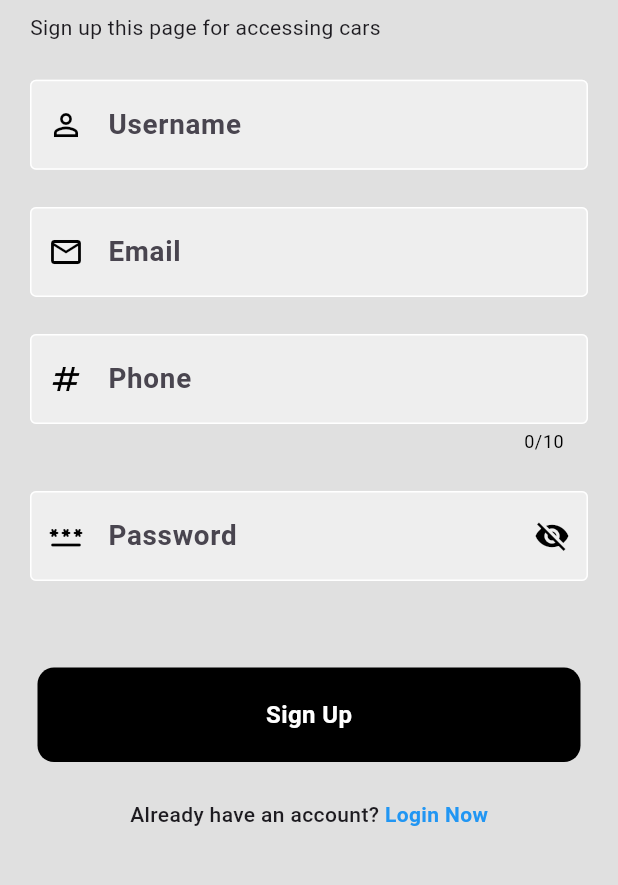
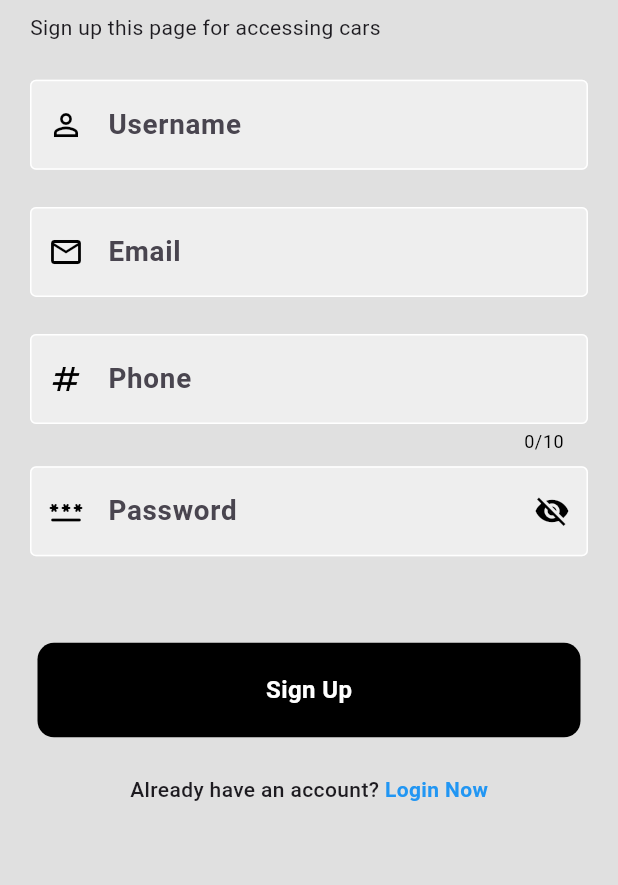
Before and after one commit to safvansafvan/Nexon_ev_booking_app, a Flutter app: the screen it shows after launch, after a tap on "Login", after a tap on "Register Now", on a phone screen of 412 x 824 dp, the part 120-1005 px from its top. Run offline on Flutter 3.47's test engine with Material 2 defaults, Android fonts, the light colour scheme and no system bars; our stand-ins replace animated_custom_dropdown, awesome_dialog, email_validator, flutter_map, fluttertoast, geocoding and 12 more; missing offline and left inert: razorpay_flutter, sticky_grouped_list, syncfusion_flutter_pdfviewer; network calls fail; Roboto replaces fonts that are missing (Philosopher); project files that could hold a hidden picture were left out.

Commit message:
application issue solved and complete updated

```diff
--- a/lib/apiservice/auth/continue_google_service.dart
+++ b/lib/apiservice/auth/continue_google_service.dart
@@ -8,7 +8,8 @@ import 'package:flutter/material.dart';
 import 'package:http/http.dart' as http;
 import 'package:shared_preferences/shared_preferences.dart';
 
-Future getGoogleLoginStatus(context, email, username) async {
+class GoogleSignInService {
+  static Future getGoogleLoginStatus(context, email, username) async {
     final String url = Urls.baseUrl + Urls.continueWithGoogle;
     Map<String, dynamic> bodyData = {
       "email": email,
@@ -47,7 +48,7 @@ Future getGoogleLoginStatus(context, email, username) async {
     }
   }
 
-Future<void> setLoginStatus(
+  static Future<void> setLoginStatus(
       {required String accessToken,
       required String userName,
       required String id,
@@ -58,3 +59,4 @@ Future<void> setLoginStatus(
     await status.setString("USER_NAME", userName);
     await status.setString("USER_EMAIL", userEmail);
   }
+}
--- a/lib/apiservice/auth/otp_service.dart
+++ b/lib/apiservice/auth/otp_service.dart
@@ -3,7 +3,7 @@ import 'package:bookingapp/controller/core/constant.dart';
 import 'package:bookingapp/controller/core/strings.dart';
 import 'package:bookingapp/controller/providers/authentication/otpverify_signup.dart';
 import 'package:bookingapp/model/authentication/otp.dart';
-import 'package:bookingapp/presentation/screens/authentication/otp_verify.dart';
+import 'package:bookingapp/presentation/screens/authentication/register/otp_verify.dart';
 import 'package:bookingapp/presentation/widgets/snack_bar.dart';
 import 'package:flutter/material.dart';
 import 'package:http/http.dart' as http;
--- a/lib/controller/providers/authentication/continue_with_google.dart
+++ b/lib/controller/providers/authentication/continue_with_google.dart
@@ -12,19 +12,17 @@ class ContinueWithGoogleProvider extends ChangeNotifier {
     signInOption: SignInOption.standard,
   );
   continueWithGoogleButtonClick(context) async {
-    isLoading = true;
     log("calledGoogle");
     final GoogleSignInAccount? googleUser = await googleSignIn.signIn();
     if (googleUser != null) {
       final String email = googleUser.email;
       final String username = googleUser.displayName ?? "Unknown Name";
-      await getGoogleLoginStatus(context, email, username);
-      isLoading = false;
+      await GoogleSignInService.getGoogleLoginStatus(context, email, username);
       notifyListeners();
     }
   }
 
-  logout() async {
+  Future logout() async {
     await googleSignIn.signOut();
   }
 }
--- a/lib/presentation/screens/authentication/login.dart
+++ b/lib/presentation/screens/authentication/login.dart
@@ -1,8 +1,7 @@
 import 'package:bookingapp/controller/core/constant.dart';
-import 'package:bookingapp/controller/providers/authentication/continue_with_google.dart';
 import 'package:bookingapp/controller/providers/authentication/login.dart';
 import 'package:bookingapp/presentation/screens/authentication/forgot_password/forgot_password.dart';
-import 'package:bookingapp/presentation/screens/authentication/register.dart';
+import 'package:bookingapp/presentation/screens/authentication/register/register.dart';
 import 'package:bookingapp/presentation/screens/authentication/widget/square_field_widget.dart';
 import 'package:bookingapp/presentation/screens/authentication/widget/text_form_field.dart';
 import 'package:flutter/material.dart';
@@ -17,17 +16,12 @@ class LoginPage extends StatelessWidget {
 
   @override
   Widget build(BuildContext context) {
-    final loginGoogleProvi =
-        Provider.of<ContinueWithGoogleProvider>(context, listen: false);
-
     var screenHeight = MediaQuery.of(context).size;
     return Scaffold(
       backgroundColor: loginBackground,
       body: SafeArea(
         child: Consumer<LoginProvider>(builder: (context, value, _) {
-          return value.isLoading || loginGoogleProvi.isLoading
-              ? Center(child: Lottie.asset('assets/ui-loader.json'))
-              : Form(
+          return Form(
             key: formKey1,
             child: SingleChildScrollView(
               child: Column(
@@ -69,20 +63,17 @@ class LoginPage extends StatelessWidget {
                         onTap: () {
                           Navigator.of(context).push(
                             MaterialPageRoute(
-                                    builder: (context) =>
-                                        ForgotPasswordWidget(),
+                              builder: (context) => ForgotPasswordWidget(),
                             ),
                           );
                         },
                         child: Padding(
-                                padding:
-                                    const EdgeInsets.symmetric(horizontal: 20),
+                          padding: const EdgeInsets.symmetric(horizontal: 20),
                           child: Text(
                             "Forgot Password?",
                             style: textStyleFuc(
                                 weight: FontWeight.w500,
-                                      color: const Color.fromARGB(
-                                          255, 66, 140, 200),
+                                color: const Color.fromARGB(255, 66, 140, 200),
                                 size: 15),
                           ),
                         ),
@@ -96,12 +87,14 @@ class LoginPage extends StatelessWidget {
                         },
                         child: Container(
                           padding: const EdgeInsets.all(20),
-                                margin:
-                                    const EdgeInsets.symmetric(horizontal: 25),
+                          margin: const EdgeInsets.symmetric(horizontal: 25),
                           decoration: BoxDecoration(
                               color: kBlack, borderRadius: radiusTen),
                           child: Center(
-                                  child: Text(
+                            child: value.isLoading
+                                ? Lottie.asset('assets/ui-loader.json',
+                                    height: 50)
+                                : Text(
                                     'Login',
                                     style: textStyleFuc(
                                         weight: FontWeight.bold,
@@ -113,8 +106,7 @@ class LoginPage extends StatelessWidget {
                       ),
                       CustomHeight.commonHeightz(context),
                       Padding(
-                              padding:
-                                  const EdgeInsets.symmetric(horizontal: 25),
+                        padding: const EdgeInsets.symmetric(horizontal: 25),
                         child: Row(
                           children: [
                             Expanded(
@@ -124,8 +116,7 @@ class LoginPage extends StatelessWidget {
                               ),
                             ),
                             const Padding(
-                                    padding:
-                                        EdgeInsets.symmetric(horizontal: 10),
+                              padding: EdgeInsets.symmetric(horizontal: 10),
                               child: Text('Or Continue With'),
                             ),
                             Expanded(
--- a/lib/presentation/screens/authentication/register.dart
+++ /dev/null
@@ -1,160 +0,0 @@
-import 'package:bookingapp/controller/core/constant.dart';
-import 'package:bookingapp/controller/providers/authentication/otp_provider.dart';
-import 'package:bookingapp/controller/providers/authentication/otpverify_signup.dart';
-import 'package:bookingapp/presentation/screens/authentication/login.dart';
-import 'package:bookingapp/presentation/screens/authentication/widget/text_form_field.dart';
-import 'package:flutter/material.dart';
-import 'package:lottie/lottie.dart';
-import 'package:provider/provider.dart';
-
-class RegisterScreen extends StatelessWidget {
-  const RegisterScreen({super.key});
-
-  @override
-  Widget build(BuildContext context) {
-    final signUpProvider =
-        Provider.of<OtpVerificationAndSignupProvider>(context, listen: false);
-    var screenHeight = MediaQuery.of(context).size;
-
-    return Scaffold(
-      backgroundColor: loginBackground,
-      body: SafeArea(
-        child: Consumer<OtpProvider>(builder: (context, value, _) {
-          return value.isLoading
-              ? Center(
-                  child: Lottie.asset("assets/ui-loader.json"),
-                )
-              : Form(
-                  key: signUpProvider.formKey2,
-                  child: SingleChildScrollView(
-                    child: Column(
-                      crossAxisAlignment: CrossAxisAlignment.start,
-                      children: [
-                        CustomHeight.heightTen(context),
-                        Container(
-                          margin: const EdgeInsets.symmetric(horizontal: 20),
-                          child: Column(
-                            children: [
-                              Text(
-                                "Welcome To Ev Car\nBooking App",
-                                style: textStyleFuc(
-                                    weight: FontWeight.w900,
-                                    color: kBlack,
-                                    size: 25),
-                              ),
-                              CustomHeight.heightTen(context),
-                              const Text(
-                                  "Sign up this page for accessing cars"),
-                            ],
-                          ),
-                        ),
-                        CustomHeight.commonHeightz(context),
-                        TextFormLogin(
-                          controller: signUpProvider.usernameController,
-                          hintText: "Username",
-                          keyType: TextInputType.name,
-                          isUser: true,
-                          size: screenHeight,
-                          prefixIcon: const Icon(
-                            Icons.person_outline,
-                          ),
-                        ),
-                        CustomHeight.commonHeightz(context),
-                        TextFormLogin(
-                          controller: signUpProvider.emailController,
-                          hintText: "Email",
-                          keyType: TextInputType.emailAddress,
-                          isEmail: true,
-                          size: screenHeight,
-                          prefixIcon: const Icon(
-                            Icons.email_outlined,
-                          ),
-                        ),
-                        CustomHeight.commonHeightz(context),
-                        TextFormLogin(
-                          controller: signUpProvider.phoneController,
-                          hintText: "Phone",
-                          keyType: TextInputType.number,
-                          isPhone: true,
-                          maxlength: 10,
-                          size: screenHeight,
-                          prefixIcon: const Icon(
-                            Icons.numbers_outlined,
-                          ),
-                        ),
-                        CustomHeight.commonHeightz(context),
-                        TextFormLogin(
-                          controller: signUpProvider.passwordController,
-                          hintText: "Password",
-                          keyType: TextInputType.name,
-                          isPassword: true,
-                          isObs: true,
-                          size: screenHeight,
-                          prefixIcon: const Icon(
-                            Icons.password_rounded,
-                          ),
-                        ),
-                        SizedBox(
-                          height: screenHeight.height * 0.07,
-                        ),
-                        InkWell(
-                          onTap: () async {
-                            if (signUpProvider.formKey2.currentState!
-                                .validate()) {
-                              await context
-                                  .read<OtpProvider>()
-                                  .signUpButtonClick(context);
-                            }
-                          },
-                          child: Container(
-                            padding: const EdgeInsets.all(20),
-                            margin: const EdgeInsets.symmetric(horizontal: 25),
-                            decoration: BoxDecoration(
-                                color: kBlack, borderRadius: radiusTen),
-                            child: Center(
-                              child: Text(
-                                'Sign Up',
-                                style: textStyleFuc(
-                                    weight: FontWeight.bold,
-                                    color: kwhite,
-                                    size: 16),
-                              ),
-                            ),
-                          ),
-                        ),
-                        CustomHeight.commonHeightz(context),
-                        InkWell(
-                          onTap: () {
-                            Navigator.push(
-                              context,
-                              MaterialPageRoute(
-                                builder: (context) {
-                                  return LoginPage();
-                                },
-                              ),
-                            );
-                          },
-                          child: Row(
-                            mainAxisAlignment: MainAxisAlignment.center,
-                            children: [
-                              const Text(
-                                "Already have an account? ",
-                                style: TextStyle(fontWeight: FontWeight.w500),
-                              ),
-                              Text("Login Now",
-                                  style: textStyleFuc(
-                                      weight: FontWeight.w600,
-                                      color: Colors.blue,
-                                      size: 14))
-                            ],
-                          ),
-                        ),
-                      ],
-                    ),
-                  ),
-                );
-        }),
-      ),
-    );
-  }
-}
--- /dev/null
+++ b/lib/presentation/screens/authentication/register/register.dart
@@ -0,0 +1,156 @@
+import 'package:bookingapp/controller/core/constant.dart';
+import 'package:bookingapp/controller/providers/authentication/otp_provider.dart';
+import 'package:bookingapp/controller/providers/authentication/otpverify_signup.dart';
+import 'package:bookingapp/presentation/screens/authentication/login.dart';
+import 'package:bookingapp/presentation/screens/authentication/widget/text_form_field.dart';
+import 'package:flutter/material.dart';
+import 'package:lottie/lottie.dart';
+import 'package:provider/provider.dart';
+
+class RegisterScreen extends StatelessWidget {
+  const RegisterScreen({super.key});
+
+  @override
+  Widget build(BuildContext context) {
+    final signUpProvider =
+        Provider.of<OtpVerificationAndSignupProvider>(context, listen: false);
+    var screenHeight = MediaQuery.of(context).size;
+
+    return Scaffold(
+      backgroundColor: loginBackground,
+      body: SafeArea(
+        child: Consumer<OtpProvider>(builder: (context, value, _) {
+          return Form(
+            key: signUpProvider.formKey2,
+            child: SingleChildScrollView(
+              child: Column(
+                crossAxisAlignment: CrossAxisAlignment.start,
+                children: [
+                  CustomHeight.heightTen(context),
+                  Container(
+                    margin: const EdgeInsets.symmetric(horizontal: 20),
+                    child: Column(
+                      children: [
+                        Text(
+                          "Welcome To Ev Car\nBooking App",
+                          style: textStyleFuc(
+                              weight: FontWeight.w900, color: kBlack, size: 25),
+                        ),
+                        CustomHeight.heightTen(context),
+                        const Text("Sign up this page for accessing cars"),
+                      ],
+                    ),
+                  ),
+                  CustomHeight.commonHeightz(context),
+                  TextFormLogin(
+                    controller: signUpProvider.usernameController,
+                    hintText: "Username",
+                    keyType: TextInputType.name,
+                    isUser: true,
+                    size: screenHeight,
+                    prefixIcon: const Icon(
+                      Icons.person_outline,
+                    ),
+                  ),
+                  CustomHeight.commonHeightz(context),
+                  TextFormLogin(
+                    controller: signUpProvider.emailController,
+                    hintText: "Email",
+                    keyType: TextInputType.emailAddress,
+                    isEmail: true,
+                    size: screenHeight,
+                    prefixIcon: const Icon(
+                      Icons.email_outlined,
+                    ),
+                  ),
+                  CustomHeight.commonHeightz(context),
+                  TextFormLogin(
+                    controller: signUpProvider.phoneController,
+                    hintText: "Phone",
+                    keyType: TextInputType.number,
+                    isPhone: true,
+                    maxlength: 10,
+                    size: screenHeight,
+                    prefixIcon: const Icon(
+                      Icons.numbers_outlined,
+                    ),
+                  ),
+                  CustomHeight.heightTen(context),
+                  TextFormLogin(
+                    controller: signUpProvider.passwordController,
+                    hintText: "Password",
+                    keyType: TextInputType.name,
+                    isPassword: true,
+                    isObs: true,
+                    size: screenHeight,
+                    prefixIcon: const Icon(
+                      Icons.password_rounded,
+                    ),
+                  ),
+                  SizedBox(
+                    height: screenHeight.height * 0.07,
+                  ),
+                  InkWell(
+                    onTap: () async {
+                      if (signUpProvider.formKey2.currentState!.validate()) {
+                        await context
+                            .read<OtpProvider>()
+                            .signUpButtonClick(context);
+                      }
+                    },
+                    child: Container(
+                      padding: const EdgeInsets.all(20),
+                      margin: const EdgeInsets.symmetric(horizontal: 25),
+                      decoration:
+                          BoxDecoration(color: kBlack, borderRadius: radiusTen),
+                      child: Center(
+                        child: value.isLoading
+                            ? Lottie.asset('assets/ui-loader.json', height: 50)
+                            : Text(
+                                'Sign Up',
+                                style: textStyleFuc(
+                                    weight: FontWeight.bold,
+                                    color: kwhite,
+                                    size: 16),
+                              ),
+                      ),
+                    ),
+                  ),
+                  CustomHeight.commonHeightz(context),
+                  InkWell(
+                    onTap: () {
+                      Navigator.push(
+                        context,
+                        MaterialPageRoute(
+                          builder: (context) {
+                            return LoginPage();
+                          },
+                        ),
+                      );
+                    },
+                    child: Row(
+                      mainAxisAlignment: MainAxisAlignment.center,
+                      children: [
+                        const Text(
+                          "Already have an account? ",
+                          style: TextStyle(fontWeight: FontWeight.w500),
+                        ),
+                        Text(
+                          "Login Now",
+                          style: textStyleFuc(
+                              weight: FontWeight.w600,
+                              color: Colors.blue,
+                              size: 14),
+                        )
+                      ],
+                    ),
+                  ),
+                ],
+              ),
+            ),
+          );
+        }),
+      ),
+    );
+  }
+}
--- a/lib/presentation/screens/settings/screens/about_us.dart
+++ b/lib/presentation/screens/settings/screens/about_us.dart
@@ -69,7 +69,7 @@ class AboutUs extends StatelessWidget {
             ),
             CustomHeight.heightTen(context),
             Text(
-              "If you have any questions, feedback, or suggestions, we would love to hear from you. Please feel free to contact us at sajusajuptl@gmail.com. Thank you for choosing Nexon ev booking app!",
+              "If you have any questions, feedback, or suggestions, we would love to hear from you. Please feel free to contact us at playhost99@gmail.com. Thank you for choosing Nexon ev booking app!",
               style: textStyleFuc(
                   weight: FontWeight.w500, color: kBlack, size: 15),
             )
--- a/lib/presentation/screens/settings/screens/privacy_and_policy.dart
+++ b/lib/presentation/screens/settings/screens/privacy_and_policy.dart
@@ -98,7 +98,7 @@ class PrivacyAndPolicyWidget extends StatelessWidget {
               underline: true,
             ),
             CustomHeight.heightTen(context),
-            const Text("sajusajuptl@gmail.com")
+            const Text("playhost99@gmail.com")
           ],
         ),
       ),
--- a/lib/presentation/screens/settings/screens/terms_and_conditions.dart
+++ b/lib/presentation/screens/settings/screens/terms_and_conditions.dart
@@ -138,7 +138,7 @@ class TermsAndConditions extends StatelessWidget {
               underline: true,
             ),
             CustomHeight.heightTen(context),
-            const Text("sajusajuptl@gmai.com")
+            const Text("playhost99@gmail.com")
           ],
         ),
       ),
--- a/lib/presentation/screens/splash/splash.dart
+++ b/lib/presentation/screens/splash/splash.dart
@@ -10,10 +10,10 @@ class SplashScreen extends StatelessWidget {
 
   @override
   Widget build(BuildContext context) {
-    WidgetsBinding.instance.addPostFrameCallback((_) {
-      Provider.of<SplashProvider>(context, listen: false).navigateHome(context);
-    });
-    return FutureBuilder(builder: (context, snapshot) {
+    return FutureBuilder(
+        future: Provider.of<SplashProvider>(context, listen: false)
+            .navigateHome(context),
+        builder: (context, snapshot) {
           if (snapshot.connectionState == ConnectionState.waiting) {
             return Center(
                 child: Center(
@@ -34,7 +34,8 @@ class SplashScreen extends StatelessWidget {
                       weight: FontWeight.w900, color: kBlack, size: 28),
                 ),
                 Padding(
-              padding: const EdgeInsets.only(left: 58.0, right: 58.0, top: 10),
+                  padding:
+                      const EdgeInsets.only(left: 58.0, right: 58.0, top: 10),
                   child: LinearPercentIndicator(
                     animation: true,
                     animationDuration: 1800,
--- a/pubspec.yaml
+++ b/pubspec.yaml
@@ -90,7 +90,6 @@ flutter:
     - assets/Nexonprimebrou.pdf
     - assets/ui-loader.json
     - assets/car-animation.json
-    - assets/splash_b.webp
     - assets/nexonOt.webp
     - assets/nexon.webp
     - assets/nexonEvB.png
```
Also changed, not shown: assets/ui-loader.json (+1 -1 lines), lib/apiservice/group_service/edit_group_service.dart (+4 -6 lines), lib/presentation/screens/authentication/otp_verify.dart (deleted, +0 -102 lines), lib/presentation/screens/authentication/register/otp_verify.dart (added, +97 -0 lines), lib/presentation/screens/community_chat/community_chat.dart (+4 -3 lines), lib/presentation/screens/community_chat/screens/chat_screen.dart (+22 -11 lines), assets/logoev.png (deleted), assets/splash_b.webp (deleted), pubspec.lock, 7 other files. Lines whose indentation alone changed are shown as unchanged.
